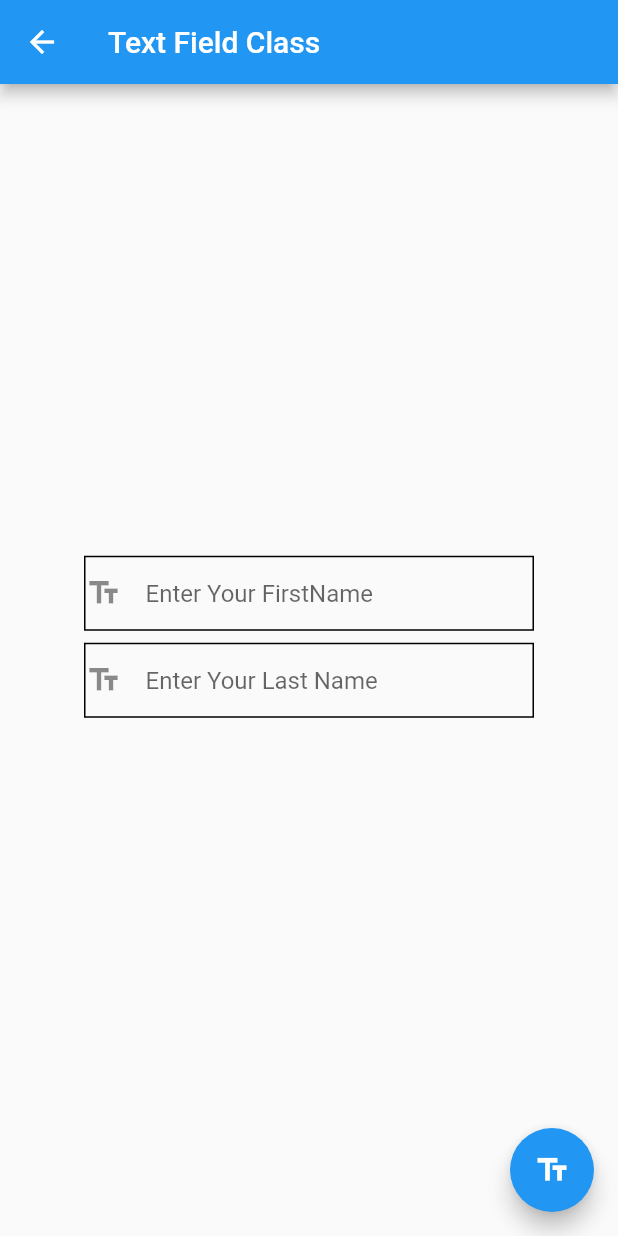
After one commit to imrishuroy/Flutter-Learner, a Flutter app: the TextFieldClass screen opened directly, on a phone screen of 412 x 824 dp. The commit adds this screen. Run offline on Flutter 3.47's test engine with Material 2 defaults, Android fonts, the phone set to English and light mode, and no system bars; network calls fail.

Commit message:
Added Value Passing From One Screen To Next Screen

```diff
--- /dev/null
+++ b/lib/text_field.dart
@@ -0,0 +1,129 @@
+import 'package:flutter/material.dart';
+import './value_passing.dart';
+
+main() => App();
+
+String firstName;
+String lastName;
+
+class App extends StatelessWidget {
+  @override
+  Widget build(BuildContext context) {
+    return MaterialApp(
+      title: 'Text Field',
+      home: TextFieldClass(),
+    );
+  }
+}
+
+class TextFieldClass extends StatefulWidget {
+  @override
+  _TextFieldClassState createState() => _TextFieldClassState();
+}
+
+class _TextFieldClassState extends State<TextFieldClass> {
+  final textControler = TextEditingController();
+  @override
+  void initState() {
+    super.initState();
+    firstName = '';
+    lastName = '';
+    textControler.addListener(_printValue);
+  }
+
+  _printValue() {
+    setState(() {
+      lastName = textControler.text;
+    });
+
+    print('Last Name is $lastName ');
+  }
+
+  @override
+  void dispose() {
+    textControler.removeListener(_printValue);
+    textControler.dispose();
+    super.dispose();
+  }
+
+  @override
+  Widget build(BuildContext context) {
+    return Scaffold(
+      floatingActionButton: FloatingActionButton(
+        onPressed: () {
+          Navigator.push(
+              context,
+              MaterialPageRoute(
+                  builder: (context) =>
+                      ValuePassing(firstName: firstName, lastName: lastName)));
+        },
+        child: Icon(Icons.text_fields),
+      ),
+      appBar: AppBar(
+        title: Text('Text Field Class'),
+      ),
+      body: Center(
+        child: Column(
+          mainAxisAlignment: MainAxisAlignment.center,
+          children: [
+            Container(
+              height: 50,
+              width: 300,
+              decoration: BoxDecoration(
+                border: Border.all(width: 1.0),
+              ),
+              child: TextField(
+                decoration: InputDecoration(
+                  border: InputBorder.none,
+                  hintText: 'Enter Your FirstName',
+                  icon: Icon(Icons.text_fields),
+                ),
+                onChanged: (text) {
+                  setState(() {
+                    firstName = text;
+                  });
+                  print(firstName);
+                },
+              ),
+            ),
+            SizedBox(
+              height: 8,
+            ),
+            Container(
+              decoration: BoxDecoration(
+                border: Border.all(width: 1.0),
+              ),
+              height: 50,
+              width: 300,
+              child: TextField(
+                decoration: InputDecoration(
+                    border: InputBorder.none,
+                    hintText: 'Enter Your Last Name',
+                    icon: Icon(Icons.text_fields)),
+                controller: textControler,
+              ),
+            ),
+            SizedBox(
+              height: 10,
+            ),
+            Row(
+              mainAxisAlignment: MainAxisAlignment.center,
+              children: [
+                Text(
+                  '$firstName ',
+                  style: TextStyle(
+                    fontSize: 18,
+                  ),
+                ),
+                Text(
+                  '$lastName',
+                  style: TextStyle(fontSize: 18),
+                )
+              ],
+            ),
+          ],
+        ),
+      ),
+    );
+  }
+}
--- /dev/null
+++ b/lib/value_passing.dart
@@ -0,0 +1,32 @@
+import 'package:flutter/material.dart';
+
+class ValuePassing extends StatelessWidget {
+  final firstName;
+  final lastName;
+
+  ValuePassing({this.firstName, this.lastName});
+
+  @override
+  Widget build(BuildContext context) {
+    return Scaffold(
+      appBar: AppBar(
+        title: Text('Full Name'),
+      ),
+      body: Center(
+        child: Column(
+          mainAxisAlignment: MainAxisAlignment.center,
+          children: [
+            Text(
+              firstName,
+              style: TextStyle(fontSize: 30),
+            ),
+            Text(
+              lastName,
+              style: TextStyle(fontSize: 30),
+            )
+          ],
+        ),
+      ),
+    );
+  }
+}
```
Also changed, not shown: lib/grid_view.dart (+5 -2 lines).
